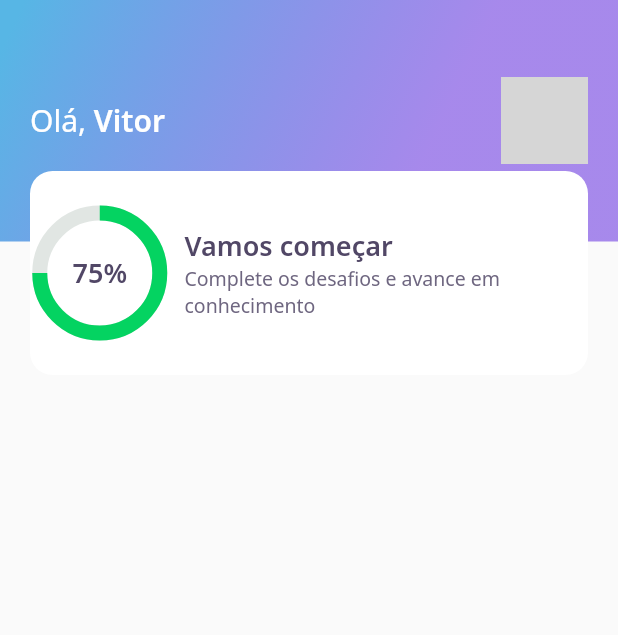
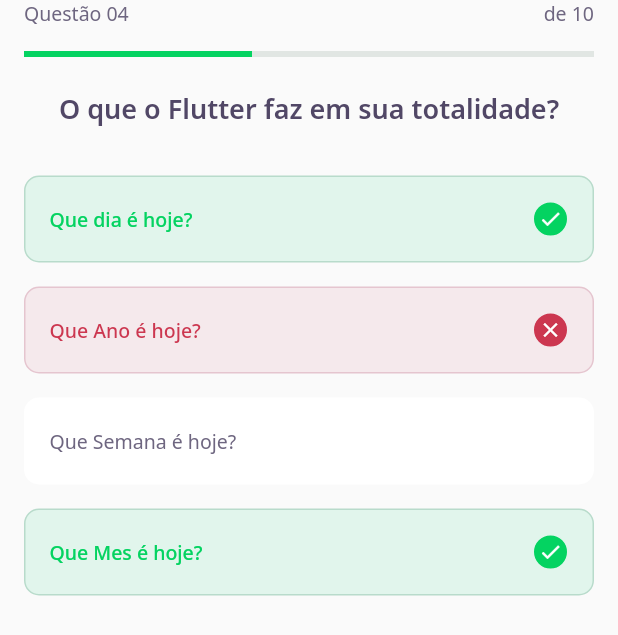
Before and after one commit to CadisRaziel/Exemplo-inicial-Flutter, a Flutter app: the screen it shows after launch, on a phone screen of 412 x 824 dp. Shown: the top 635 px of the screen. Run offline on Flutter 3.47's test engine with Material 2 defaults, Android fonts, the phone set to English and light mode, and no system bars; our stand-ins replace google_fonts; grey boxes are pictures that could not be loaded.

Commit message:
finalizando o segundo dia de nlw

```diff
--- /dev/null
+++ b/lib/challenge/challenge_page.dart
@@ -0,0 +1,29 @@
+import 'package:flutter/material.dart';
+import 'package:nlw/challenge/widgets/question_indicator/question_indicator_widget.dart';
+import 'package:nlw/challenge/widgets/quiz/quiz_widget.dart';
+
+//tela das perguntas
+class ChallengePage extends StatefulWidget {
+  ChallengePage({Key? key}) : super(key: key);
+
+  @override
+  _ChallengePageState createState() => _ChallengePageState();
+}
+
+class _ChallengePageState extends State<ChallengePage> {
+  @override
+  Widget build(BuildContext context) {
+    return Scaffold(
+      appBar: PreferredSize(
+        preferredSize: Size.fromHeight(60),
+        child: SafeArea(
+            top: true,
+            child:
+                QuestionIndicatorWidget()), //safearea para nao ficar na statusbar
+      ),
+      body: QuizWidget(
+        title: "O que o Flutter faz em sua totalidade?",
+      ),
+    );
+  }
+}
--- /dev/null
+++ b/lib/challenge/widgets/awnser/awnser_widget.dart
@@ -0,0 +1,94 @@
+import 'package:flutter/material.dart';
+import 'package:nlw/core/core.dart';
+
+class AwnserWidget extends StatelessWidget {
+  final String title;
+  final bool isRight;
+  final bool isSelected;
+  const AwnserWidget(
+      {Key? key,
+      required this.title,
+      required this.isRight,
+      required this.isSelected})
+      : super(key: key);
+
+  //aqui vamos criar propriedades para que quand o usuario clicar na questão e ela estiver correta ou errada
+  //a correta vai deixar o fundo esverdiado com as letras verde
+  //a incorreta vai deixar o fundo esvermelhado com as cores vermelha
+
+  //se ela tiver certa ou incorreta
+  Color get _selectedColorRight =>
+      isRight ? AppColors.darkGreen : AppColors.darkRed;
+
+  //as bordas se estiver certa ou incorreta
+  Color get _selectedBorderRight =>
+      isRight ? AppColors.lightGreen : AppColors.lightRed;
+
+  //o card se estiver certa ou incorreta
+  Color get _selectedColorCardRight =>
+      isRight ? AppColors.lightGreen : AppColors.lightRed;
+
+  //as bordas se estiver certa ou incorreta
+  Color get _selectedBorderCardRight =>
+      isRight ? AppColors.green : AppColors.red;
+
+  //o texto da pergunta se ela estiver certa ou incorreta
+  TextStyle get _selectedTextStyleRight =>
+      isRight ? AppTextStyles.bodyDarkGreen : AppTextStyles.bodyDarkRed;
+
+  //e o icone que ao clicar vai ficar selecionado ou fechado
+  IconData get _selectedIconRight => isRight ? Icons.check : Icons.close;
+
+  @override
+  Widget build(BuildContext context) {
+    return Padding(
+      padding: const EdgeInsets.symmetric(horizontal: 16, vertical: 8),
+      child: Container(
+        padding: EdgeInsets.all(16),
+        decoration: BoxDecoration(
+            color: isSelected ? _selectedColorCardRight : AppColors.white,
+            borderRadius: BorderRadius.circular(10),
+            border: Border.fromBorderSide(BorderSide(
+                color:
+                    isSelected ? _selectedBorderCardRight : AppColors.white))),
+        child: Row(
+          mainAxisAlignment: MainAxisAlignment.spaceBetween,
+          children: [
+            Expanded(
+              //esse expanded nesse Text permite fazer a quebra de linha da pergunta
+              child: Text(
+                title,
+                style:
+                    isSelected ? _selectedTextStyleRight : AppTextStyles.body,
+              ),
+            ),
+
+            //colocando botão pra selecionar a pergunta correta
+            Container(
+              height: 24,
+              width: 24,
+              decoration: BoxDecoration(
+                  color: isSelected
+                      ? _selectedColorRight
+                      : AppColors
+                          .white, //quando o check ta selecionado muda pra esse cor verde
+                  borderRadius: BorderRadius.circular(500),
+                  border: Border.fromBorderSide(BorderSide(
+                      color: isSelected
+                          ? _selectedBorderRight
+                          : AppColors.white))),
+              child: isSelected
+                  ? Icon(
+                      _selectedIconRight,
+                      size: 16,
+                      color: Colors
+                          .white, //quando nao da selecionado o check ele fica branco
+                    )
+                  : null,
+            )
+          ],
+        ),
+      ),
+    );
+  }
+}
--- /dev/null
+++ b/lib/challenge/widgets/question_indicator/question_indicator_widget.dart
@@ -0,0 +1,31 @@
+import 'package:flutter/material.dart';
+import 'package:nlw/core/app_text_styles.dart';
+import 'package:nlw/shared/widgets/Progress_indicator/progress_indicator_widget.dart';
+
+class QuestionIndicatorWidget extends StatelessWidget {
+  const QuestionIndicatorWidget({Key? key}) : super(key: key);
+
+  @override
+  Widget build(BuildContext context) {
+    return Container(
+      padding: const EdgeInsets.symmetric(horizontal: 16),
+      child: Column(
+        children: [
+          Row(mainAxisAlignment: MainAxisAlignment.spaceBetween, children: [
+            Text(
+              "Questão 04",
+              style: AppTextStyles.body,
+            ),
+            Text(
+              "de 10",
+              style: AppTextStyles.body,
+            )
+          ]),
+          SizedBox(height: 16),
+          //colocando a progressbar
+          ProgressIndicatorWidget(value: 0.4)
+        ],
+      ),
+    );
+  }
+}
--- /dev/null
+++ b/lib/challenge/widgets/quiz/quiz_widget.dart
@@ -0,0 +1,47 @@
+import 'package:flutter/material.dart';
+import 'package:nlw/challenge/widgets/awnser/awnser_widget.dart';
+import 'package:nlw/core/app_text_styles.dart';
+
+//cards de titulo das perguntas
+class QuizWidget extends StatelessWidget {
+  final String
+      title; //lembre-se sempre que colocar uma propriedade "final" eu preciso colocar o "required  this.title"
+  const QuizWidget({Key? key, required this.title}) : super(key: key);
+
+  @override
+  Widget build(BuildContext context) {
+    return Container(
+      child: Column(
+        children: [
+          Text(
+            title,
+            style: AppTextStyles.heading,
+          ),
+          SizedBox(height: 24),
+
+          //renderizando a Awnser_widget
+          AwnserWidget(
+            title: "Que dia é hoje?",
+            isRight: true,
+            isSelected: true,
+          ),
+          AwnserWidget(
+            title: "Que Ano é hoje?",
+            isRight: false,
+            isSelected: true,
+          ),
+          AwnserWidget(
+            title: "Que Semana é hoje?",
+            isRight: false,
+            isSelected: false,
+          ),
+          AwnserWidget(
+            title: "Que Mes é hoje?",
+            isRight: true,
+            isSelected: true,
+          )
+        ],
+      ),
+    );
+  }
+}
--- a/lib/core/app_widget.dart
+++ b/lib/core/app_widget.dart
@@ -1,4 +1,5 @@
 import 'package:flutter/material.dart';
+import 'package:nlw/challenge/challenge_page.dart';
 import 'package:nlw/home/home_page.dart'; //podemos usar tanto o material que é do google ou o cupertino do ios para criar components
 //porém o material é melhor
 
@@ -12,6 +13,6 @@ class AppWidget extends StatelessWidget {
 
   //o build é sempre responsavel para criar os componentes
   Widget build(BuildContext context) {
-    return MaterialApp(title: "DevQuiz", home: HomePage());
+    return MaterialApp(title: "DevQuiz", home: ChallengePage());
   }
 }
--- a/lib/home/widgets/score_card/score_card_widget.dart
+++ b/lib/home/widgets/score_card/score_card_widget.dart
@@ -19,6 +19,8 @@ class ScoreCardWidget extends StatelessWidget {
 
           //Expanded para representar o grafico
           //expanded é para ele ser expandido na tela e nao quebrar ela ou dar error
+          child: Padding(
+            padding: const EdgeInsets.symmetric(horizontal: 24),
             child: Row(
               crossAxisAlignment: CrossAxisAlignment.center,
               children: [
@@ -32,7 +34,7 @@ class ScoreCardWidget extends StatelessWidget {
                   //para por o padding clique sobre Column e clique na lampada amarela e click no padding
                   //ele ja vai posicionar na posição correta
                   child: Padding(
-                  padding: const EdgeInsets.only(left: 10),
+                    padding: const EdgeInsets.only(left: 24),
                     child: Column(
                       mainAxisAlignment: MainAxisAlignment.center,
                       crossAxisAlignment: CrossAxisAlignment.start,
@@ -45,6 +47,7 @@ class ScoreCardWidget extends StatelessWidget {
                   ),
                 )
               ],
+            ),
           )),
     );
   }
--- /dev/null
+++ b/lib/shared/widgets/Progress_indicator/progress_indicator_widget.dart
@@ -0,0 +1,22 @@
+import 'package:flutter/material.dart';
+import 'package:nlw/core/core.dart';
+
+//criamos essa pasta "Shared" e a pasta Progress_indicator para deixar nossa Progressbar
+//para que podemos compartilhar a mesma ProgressBar em diferentes telas
+class ProgressIndicatorWidget extends StatelessWidget {
+  //para todas telas utlizar fazemos isso
+  final double value;
+
+  const ProgressIndicatorWidget({Key? key, required this.value})
+      : super(key: key);
+
+  @override
+  Widget build(BuildContext context) {
+    return LinearProgressIndicator(
+      value: value,
+      //para colocar a backgroundcolor de branco e a valueColor de verde!!
+      backgroundColor: AppColors.chartSecondary,
+      valueColor: AlwaysStoppedAnimation<Color>(AppColors.chartPrimary),
+    );
+  }
+}
```
Also changed, not shown: lib/home/home_page.dart (+39 -4 lines), lib/home/widgets/level_button/level_button_widget.dart (added, +68 -0 lines), lib/home/widgets/quiz_card/quiz_card_widget.dart (added, +58 -0 lines). Lines whose indentation alone changed are shown as unchanged.
